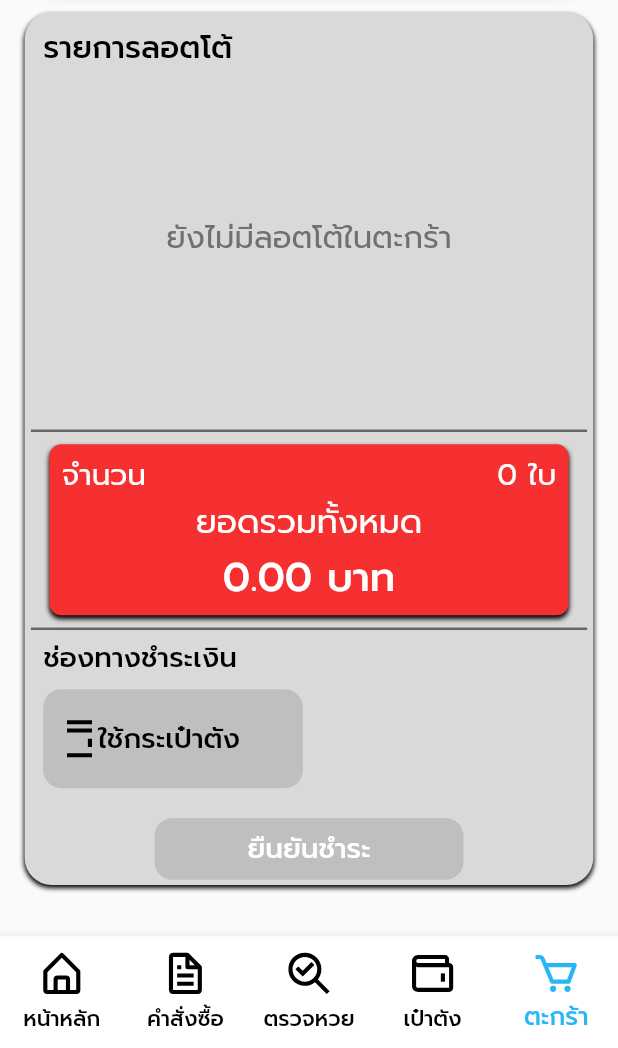
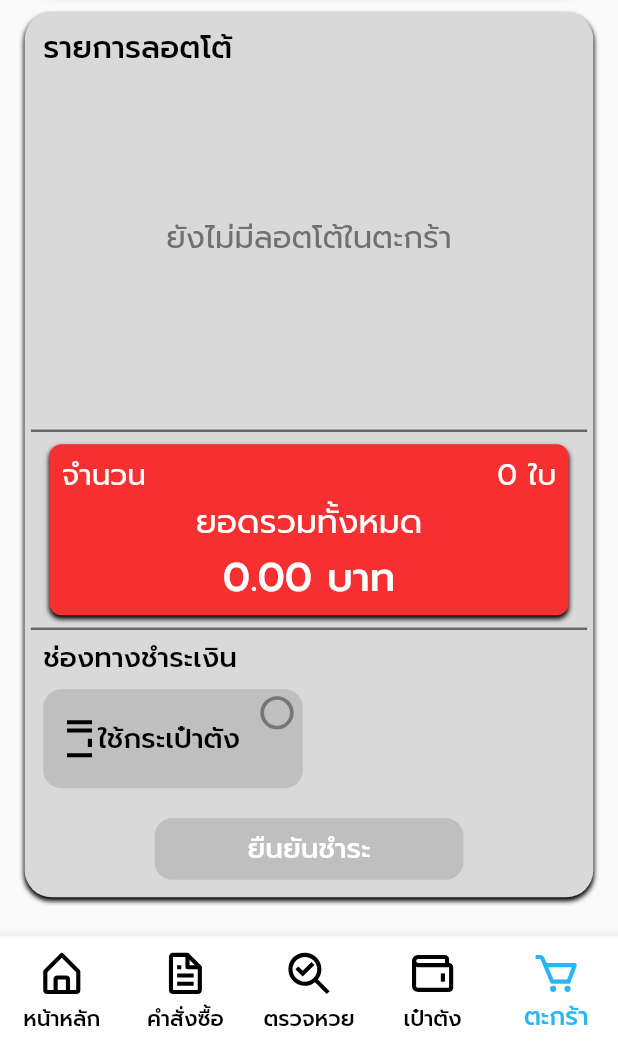
Before and after one commit to Projectmuutoo/Lottomuutoo, a Flutter app: the CheckresultsPage screen opened directly with empty values, after a tap on the "menu" icon, after a tap on "ตะกร้า", on a phone screen of 412 x 824 dp, the part 188-1236 px from its top. Run offline on Flutter 3.47's test engine with Material 3 defaults, Android fonts, the phone set to English and light mode, and no system bars; our stand-ins replace flutter_svg, get_storage, google_sign_in, supabase_flutter; accounts and stored records are empty; network calls fail; project files that could hold a hidden picture were left out.

Commit message:
update and fix bug.

```diff
--- a/lib/pages/navpages/cart.dart
+++ b/lib/pages/navpages/cart.dart
@@ -475,10 +475,10 @@ class _CartPageState extends State<CartPage> {
                           top: height * 0.008,
                           left: width * 0.03,
                         ),
-                        child: Stack(
+                        child: baskets.isEmpty
+                            ? Stack(
                                 children: [
-                            baskets.isEmpty
-                                ? Row(
+                                  Row(
                                     children: [
                                       ElevatedButton(
                                         onPressed: null,
@@ -523,8 +523,33 @@ class _CartPageState extends State<CartPage> {
                                         ),
                                       ),
                                     ],
+                                  ),
+                                  Positioned(
+                                    top: 0,
+                                    left: width * 0.32,
+                                    bottom: height * 0.042,
+                                    child: Transform.scale(
+                                      scale: width * 0.003,
+                                      child: Checkbox(
+                                        value: _isChecked,
+                                        activeColor: Colors.white,
+                                        checkColor: Colors.black,
+                                        shape: const CircleBorder(),
+                                        onChanged: baskets.isEmpty
+                                            ? null
+                                            : (bool? value) {
+                                                setState(() {
+                                                  _isChecked = value ?? false;
+                                                });
+                                              },
+                                      ),
+                                    ),
+                                  ),
+                                ],
                               )
-                                : Row(
+                            : Stack(
+                                children: [
+                                  Row(
                                     children: [
                                       ElevatedButton(
                                         onPressed: () {
@@ -572,7 +597,12 @@ class _CartPageState extends State<CartPage> {
                                           ],
                                         ),
                                       ),
+                                    ],
+                                  ),
                                   Positioned(
+                                    top: 0,
+                                    left: width * 0.32,
+                                    bottom: height * 0.042,
                                     child: Transform.scale(
                                       scale: width * 0.003,
                                       child: Checkbox(
@@ -584,14 +614,11 @@ class _CartPageState extends State<CartPage> {
                                             ? null
                                             : (bool? value) {
                                                 setState(() {
-                                                      _isChecked =
-                                                          value ?? false;
+                                                  _isChecked = value ?? false;
                                                 });
                                               },
                                       ),
                                     ),
-                                      ),
-                                    ],
                                   ),
                                 ],
                               ),
@@ -637,7 +664,8 @@ class _CartPageState extends State<CartPage> {
                             ),
                           ),
                         ],
-                      )
+                      ),
+                      SizedBox(height: height * 0.01),
                     ],
                   ),
                 ),
--- a/lib/pages/navpages/checklottot.dart
+++ b/lib/pages/navpages/checklottot.dart
@@ -1,9 +1,11 @@
+import 'dart:async';
 import 'dart:convert';
 import 'dart:developer';
 
 import 'package:flutter/material.dart';
 import 'package:get_storage/get_storage.dart';
 import 'package:lottotmuutoo/config/config.dart';
+import 'package:lottotmuutoo/models/response/BasketUserResponse.dart';
 import 'package:lottotmuutoo/models/response/GetOrderUidResponse.dart';
 import 'package:lottotmuutoo/models/response/UserGetResponse.dart';
 import 'package:lottotmuutoo/models/response/lottoRewardGetResponse.dart';
@@ -56,6 +58,7 @@ class _ChecklottotPageState extends State<ChecklottotPage> {
       var rewardGet = lottoRewardGetResponseFromJson(reward.body);
       var responseNotSell = await http.get(Uri.parse("$url/order/${i.uid}"));
       var notSell = getOrderUidFromJson(responseNotSell.body);
+
       for (var j in rewardGet.result) {
         setState(() {
           jackpotReward.add(j);
--- a/lib/pages/navpages/checkresults.dart
+++ b/lib/pages/navpages/checkresults.dart
@@ -176,10 +176,10 @@ class _CheckresultsPageState extends State<CheckresultsPage> {
                     ],
                   ),
                   width: width * 0.95,
-                  height: height * 0.46,
                   child: Padding(
                     padding: EdgeInsets.only(
                       top: height * 0.02,
+                      bottom: height * 0.06,
                     ),
                     child: Column(
                       children: [
--- a/lib/pages/navpages/navbarpages.dart
+++ b/lib/pages/navpages/navbarpages.dart
@@ -45,10 +45,7 @@ class _NavbarPageState extends State<NavbarPage> {
         email: widget.email,
         basketCountController: _basketCountController,
       ),
-      OrderPage(
-        email: widget.email,
-        basketCountController: _basketCountController,
-      ),
+      OrderPage(email: widget.email),
       ChecklottotPage(email: widget.email),
       WalletPage(email: widget.email),
       CartPage(
--- a/lib/pages/navpages/wallet.dart
+++ b/lib/pages/navpages/wallet.dart
@@ -1257,6 +1257,7 @@ class _WalletPageState extends State<WalletPage> {
       if (getuser.statusCode == 200) {
         user = userEmailGetResponeFromJson(getuser.body);
         results = user?.result ?? [];
+
         var getmoney =
             await http.get(Uri.parse('$url/money/${results[0].uid}'));
         if (getmoney.statusCode == 200) {
```
Also changed, not shown: lib/pages/navpages/order.dart (+14 -15 lines). Lines whose indentation alone changed are shown as unchanged.
